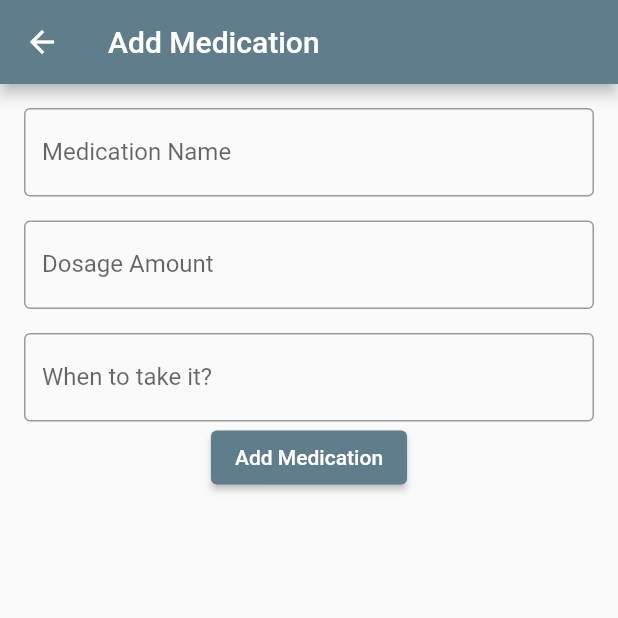
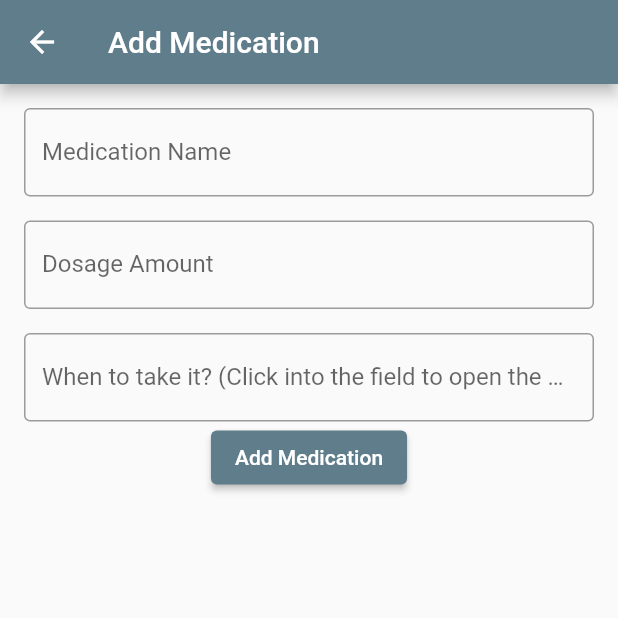
Before and after one commit to CTXTome/remindmemed, a Flutter app: the AddMedicationScreen screen opened by its route, on a phone screen of 412 x 824 dp, the top half of it. Run offline on Flutter 3.47's test engine with Material 2 defaults, Android fonts, the phone set to English and light mode, and no system bars; our stand-ins replace flutter_bloc; generated files the repository leaves out were written again.

Commit message:
changes to multiple pages

```diff
--- a/lib/blocs/medication/reminder_state.dart
+++ b/lib/blocs/medication/reminder_state.dart
@@ -12,4 +12,6 @@ class MedicationLoaded extends MedicationState {
   MedicationLoaded(this.medications);
 }
 
+class NoMedication extends MedicationState {}
+
 class MedicationError extends MedicationState {}
--- a/lib/medication_model/medication.dart
+++ b/lib/medication_model/medication.dart
@@ -1,11 +1,22 @@
 class Medication {
+  final int id;
   final String name;
+  final DateTime time;
   final String dosage;
-  final DateTime time;
 
-  Medication({
-    required this.name,
-    required this.dosage,
-    required this.time
-  });
+  Medication({required this.id, required this.name, required this.time, required this.dosage});
+
+  Medication copyWith({
+    int? id,
+    String? name,
+    DateTime? time,
+    String? dosage,
+  }) {
+    return Medication(
+      id: id ?? this.id,
+      name: name ?? this.name,
+      time: time ?? this.time,
+      dosage: dosage ?? this.dosage,
+    );
+  }
 }
--- a/lib/repositories/medication_repository.dart
+++ b/lib/repositories/medication_repository.dart
@@ -3,8 +3,10 @@ import 'package:flutter_application_1/medication_model/medication.dart';
 class MedicationRepository {
   final List<Medication> _store = [];
 
+  int _currentId = 0;
   Future<void> addMedication(Medication medication) async {
-    _store.add(medication);
+    _store.add(medication.copyWith(id: _currentId++));
+    print('Medication has been added.');
   }
 
   Future<List<Medication>> getAllMedications() async {
@@ -22,6 +24,6 @@ class MedicationRepository {
   }
 
   Future<void> deleteMedication(int id) async {
-    _store.removeWhere((medication) => medication.name == id);
+    _store.removeWhere((medication) => medication.id == id);
   }
 }
--- a/lib/screens/reminder_screen_add.dart
+++ b/lib/screens/reminder_screen_add.dart
@@ -60,7 +60,7 @@ class _AddMedicationScreenState extends State<AddMedicationScreen> {
             TextField(
               controller: _timeController,
               decoration: InputDecoration(
-                labelText: 'When to take it?',
+                labelText: 'When to take it? (Click into the field to open the Date Picker.)',
                 border: OutlineInputBorder(),
               ),
               readOnly: true,
@@ -68,6 +68,7 @@ class _AddMedicationScreenState extends State<AddMedicationScreen> {
             ),
               ElevatedButton(
                 onPressed: () {
+                  final id = DateTime.now().millisecondsSinceEpoch;
                   if (_selectedTime != null) {
                     DateTime dateTime = DateTime(
                       DateTime.now().year,
@@ -77,6 +78,7 @@ class _AddMedicationScreenState extends State<AddMedicationScreen> {
                       _selectedTime!.minute,
                       );
                       final medication = Medication(
+                        id: id,
                         name: _medicationController.text,
                         dosage: _dosageController.text,
                         time: dateTime,
--- a/lib/screens/reminder_screen_main.dart
+++ b/lib/screens/reminder_screen_main.dart
@@ -31,8 +31,7 @@ class _MainScreenState extends State<MainScreen> {
   Widget build(BuildContext context) {
     return Scaffold(
       appBar: AppBar(title: Text("Meds Reminder")),
-      body: Padding(
-        padding: const EdgeInsets.all(16.0),
+      body: Center(
         child: Column(
           children: [
             Text(
```
Also changed, not shown: lib/blocs/medication/reminder_bloc.dart (+26 -1 lines), lib/screens/reminder_screen_medications.dart (+10 -7 lines).
